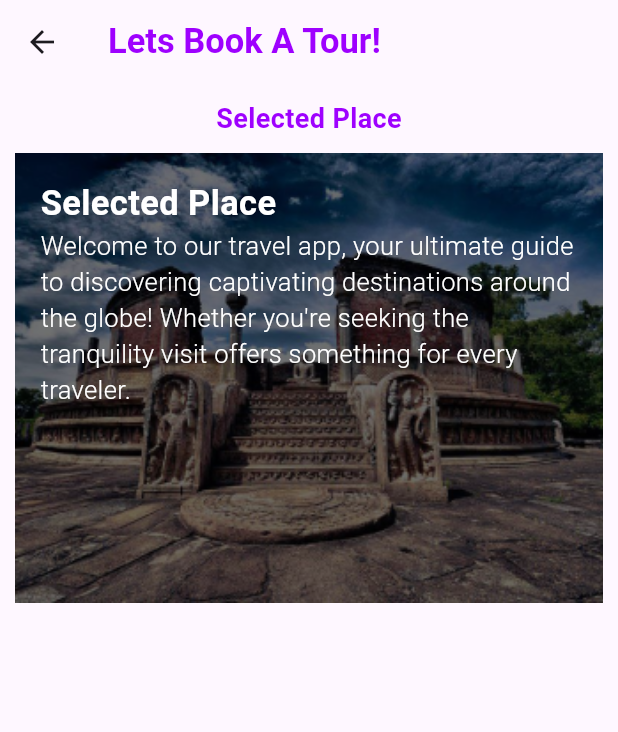
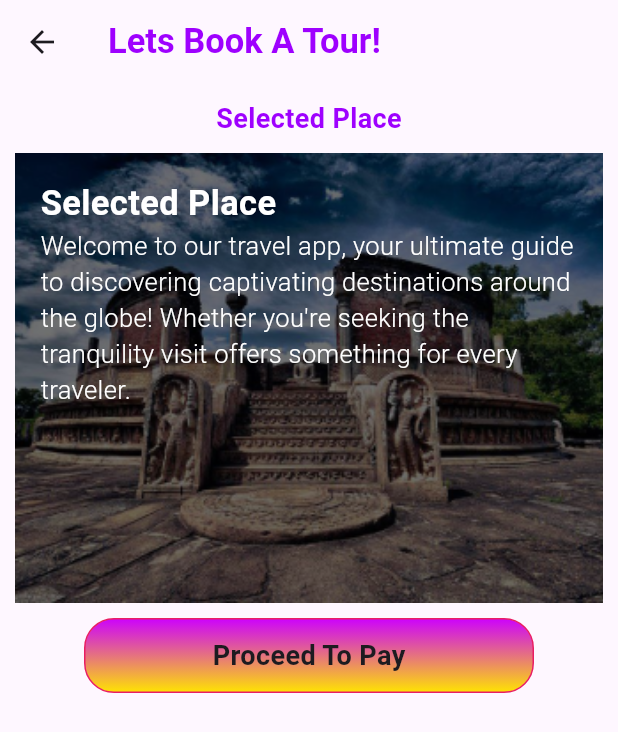
Before and after one commit to Ramesh-Kaushika/Awesome-Place-App04, a Flutter app: the BookingPage screen opened directly, on a phone screen of 412 x 824 dp. Shown: the top 732 px of the screen. Run offline on Flutter 3.47's test engine with Material 3 defaults, Android fonts, the phone set to English and light mode, and no system bars.

Commit message:
done this app

```diff
--- a/lib/pages/booking_page.dart
+++ b/lib/pages/booking_page.dart
@@ -1,4 +1,5 @@
 import 'package:awesome_place/utils/colors.dart';
+import 'package:awesome_place/widgets/shared/gradiant_button.dart';
 import 'package:flutter/material.dart';
 
 class BookingPage extends StatelessWidget {
@@ -76,7 +77,11 @@ class BookingPage extends StatelessWidget {
                     ),
                   )
                 ],
-              )
+              ),
+              const SizedBox(
+                height: 10,
+              ),
+              const GradiantButton(),
             ],
           ),
         ),
--- /dev/null
+++ b/lib/widgets/shared/gradiant_button.dart
@@ -0,0 +1,34 @@
+import 'package:awesome_place/utils/colors.dart';
+import 'package:flutter/material.dart';
+
+class GradiantButton extends StatelessWidget {
+  const GradiantButton({super.key});
+
+  @override
+  Widget build(BuildContext context) {
+    return Container(
+      width: 300,
+      height: 50,
+      decoration: BoxDecoration(
+        gradient: const LinearGradient(
+          colors: [Color(0xffCC00FF), Color(0xffFFE500)],
+          begin: Alignment.topCenter,
+          end: Alignment.bottomCenter,
+        ),
+        borderRadius: BorderRadius.circular(20),
+        border: Border.all(
+          color: Colors.pink
+        )
+      ),
+      child: const Center(
+        child: Text(
+          "Proceed To Pay",
+          style: TextStyle(
+            fontWeight: FontWeight.w600,
+            fontSize: 18
+          ),
+        ),
+      ),
+    );
+  }
+}
```
